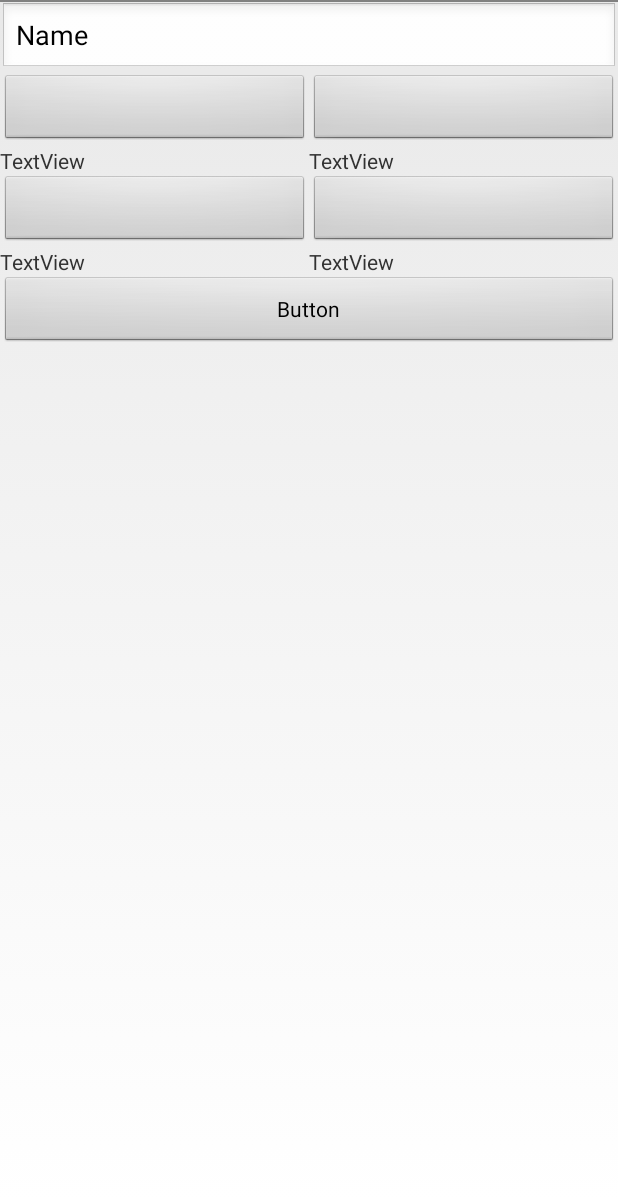
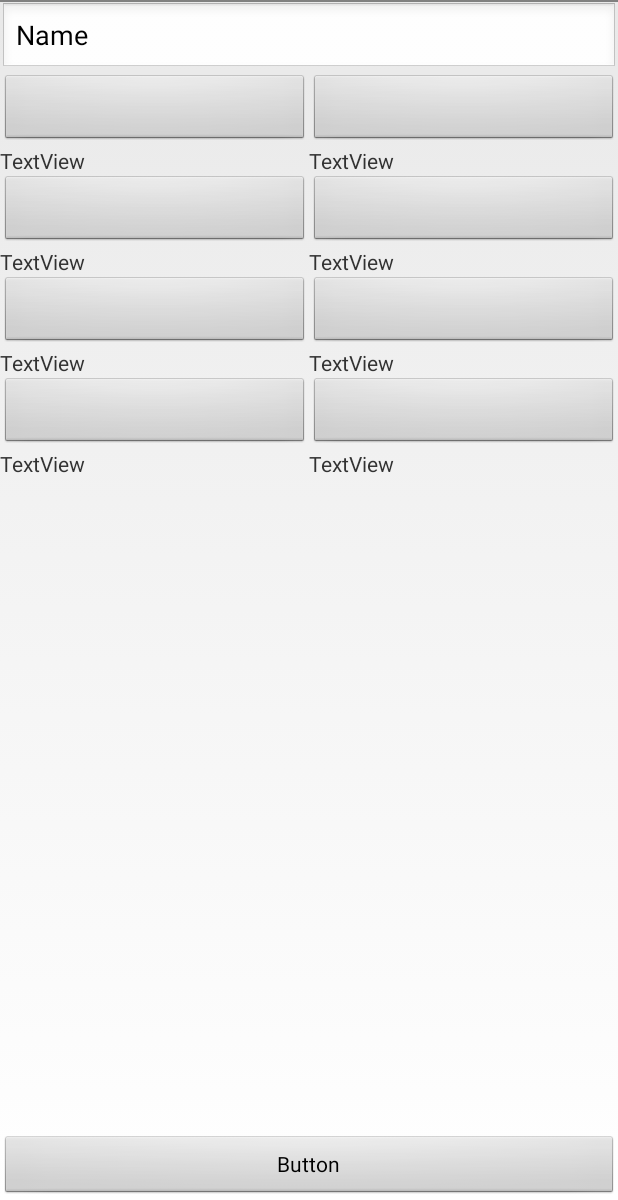
Before and after one commit to Beed-git/Compx374, an Android app: the layout activity_gallery.xml on its own in the app's theme, with its tools: preview values and no code run, on a phone screen of 412 x 824 dp, the part 36-1236 px from its top. Run offline under Robolectric (Android 15) with nearby library versions, the phone set to English and light mode, and no system bars.

Commit message:
Gallery button connected to Gallery Page. Scroll functionality implemented. Design still needs some work.

```diff
--- a/ar_wall_app/app/src/main/AndroidManifest.xml
+++ b/ar_wall_app/app/src/main/AndroidManifest.xml
@@ -30,6 +30,12 @@
             android:screenOrientation="locked"
             android:theme="@style/Theme.AppCompat.NoActionBar"/>
         <activity
+            android:name=".GalleryActivity"
+            android:exported="false"
+            android:configChanges="orientation|screenSize"
+            android:screenOrientation="locked"
+            android:theme="@style/Theme.AppCompat.NoActionBar"/>
+        <activity
             android:name=".HelloArActivity"
             android:exported="true"
             android:configChanges="orientation|screenSize"
--- /dev/null
+++ b/ar_wall_app/app/src/main/java/com/google/ar/core/examples/java/helloar/GalleryActivity.java
@@ -0,0 +1,26 @@
+package com.google.ar.core.examples.java.helloar;
+
+import android.app.Activity;
+import android.graphics.Color;
+import android.os.Bundle;
+import android.view.View;
+
+import android.widget.Button;
+import android.widget.EditText;
+import android.widget.TextView;
+import android.widget.Toast;
+
+import androidx.appcompat.app.AppCompatActivity;
+import android.content.Intent;
+
+
+
+public class GalleryActivity extends AppCompatActivity{
+
+    @Override
+    protected void onCreate(Bundle savedInstanceState) {
+        super.onCreate(savedInstanceState);
+        System.out.println(("Hi Brad"));
+        setContentView(R.layout.activity_gallery);
+    }
+}
--- a/ar_wall_app/app/src/main/java/com/google/ar/core/examples/java/helloar/HomeActivity.java
+++ b/ar_wall_app/app/src/main/java/com/google/ar/core/examples/java/helloar/HomeActivity.java
@@ -56,17 +56,17 @@ public class HomeActivity extends AppCompatActivity {
     }
 
     public void searchButton(View v) {
-        Intent intent = new Intent(this, HelloArActivity.class);
+        Intent intent = new Intent(this, GalleryActivity.class);
         startActivity(intent);
     }
 
     public void galleryButton(View v) {
-        Intent intent = new Intent(this, HelloArActivity.class);
+        Intent intent = new Intent(this, GalleryActivity.class);
         startActivity(intent);
     }
 
     public void settingsButton(View v) {
-        Intent intent = new Intent(this, HelloArActivity.class);
+        Intent intent = new Intent(this, GalleryActivity.class);
         startActivity(intent);
     }
 }
--- a/ar_wall_app/app/src/main/res/layout/activity_gallery.xml
+++ b/ar_wall_app/app/src/main/res/layout/activity_gallery.xml
@@ -1,32 +1,33 @@
 <?xml version="1.0" encoding="utf-8"?>
-<androidx.constraintlayout.widget.ConstraintLayout xmlns:android="http://schemas.android.com/apk/res/android"
+<LinearLayout xmlns:android="http://schemas.android.com/apk/res/android"
     xmlns:app="http://schemas.android.com/apk/res-auto"
     android:layout_width="match_parent"
-    android:layout_height="match_parent">
+    android:layout_height="match_parent"
+    android:orientation="vertical">
 
+    <EditText
+        android:id="@+id/editTextTextPersonName"
+        android:layout_width="match_parent"
+        android:layout_height="wrap_content"
+        android:layout_weight="0"
+        android:ems="1"
+        android:inputType="textPersonName"
+        android:text="Name" />
 
     <ScrollView
         android:layout_width="match_parent"
-        android:layout_height="match_parent">
+        android:layout_height="match_parent"
+        android:layout_weight="20">
 
         <LinearLayout
             android:layout_width="match_parent"
             android:layout_height="wrap_content"
             android:orientation="vertical">
 
-            <EditText
-                android:id="@+id/editTextTextPersonName"
-                android:layout_width="match_parent"
-                android:layout_height="wrap_content"
-                android:layout_weight="1"
-                android:ems="1"
-                android:inputType="textPersonName"
-                android:text="Name" />
-
             <LinearLayout
                 android:layout_width="match_parent"
                 android:layout_height="match_parent"
-                android:layout_weight="50"
+                android:layout_weight="1"
                 android:orientation="horizontal">
 
                 <LinearLayout
@@ -71,7 +72,7 @@
             <LinearLayout
                 android:layout_width="match_parent"
                 android:layout_height="match_parent"
-                android:layout_weight="50"
+                android:layout_weight="1"
                 android:orientation="horizontal">
 
                 <LinearLayout
@@ -87,7 +88,7 @@
                         app:srcCompat="@drawable/tuakiri_launch" />
 
                     <TextView
-                        android:id="@+id/textVie3"
+                        android:id="@+id/textView3"
                         android:layout_width="match_parent"
                         android:layout_height="wrap_content"
                         android:text="TextView" />
@@ -113,13 +114,102 @@
                 </LinearLayout>
             </LinearLayout>
 
-            <Button
-                android:id="@+id/button"
+            <LinearLayout
                 android:layout_width="match_parent"
-                android:layout_height="wrap_content"
+                android:layout_height="match_parent"
                 android:layout_weight="1"
-                android:text="Button" />
+                android:orientation="horizontal">
+
+                <LinearLayout
+                    android:layout_width="match_parent"
+                    android:layout_height="match_parent"
+                    android:layout_weight="1"
+                    android:orientation="vertical">
+
+                    <ImageButton
+                        android:id="@+id/imageButton5"
+                        android:layout_width="match_parent"
+                        android:layout_height="wrap_content"
+                        app:srcCompat="@drawable/tuakiri_launch" />
+
+                    <TextView
+                        android:id="@+id/textView5"
+                        android:layout_width="match_parent"
+                        android:layout_height="wrap_content"
+                        android:text="TextView" />
+                </LinearLayout>
+
+                <LinearLayout
+                    android:layout_width="match_parent"
+                    android:layout_height="match_parent"
+                    android:layout_weight="1"
+                    android:orientation="vertical">
+
+                    <ImageButton
+                        android:id="@+id/imageButton6"
+                        android:layout_width="match_parent"
+                        android:layout_height="wrap_content"
+                        app:srcCompat="@drawable/tuakiri_launch" />
+
+                    <TextView
+                        android:id="@+id/textView6"
+                        android:layout_width="match_parent"
+                        android:layout_height="wrap_content"
+                        android:text="TextView" />
+                </LinearLayout>
+            </LinearLayout>
+
+            <LinearLayout
+                android:layout_width="match_parent"
+                android:layout_height="match_parent"
+                android:layout_weight="1"
+                android:orientation="horizontal">
+
+                <LinearLayout
+                    android:layout_width="match_parent"
+                    android:layout_height="match_parent"
+                    android:layout_weight="1"
+                    android:orientation="vertical">
+
+                    <ImageButton
+                        android:id="@+id/imageButton7"
+                        android:layout_width="match_parent"
+                        android:layout_height="wrap_content"
+                        app:srcCompat="@drawable/tuakiri_launch" />
+
+                    <TextView
+                        android:id="@+id/textView7"
+                        android:layout_width="match_parent"
+                        android:layout_height="wrap_content"
+                        android:text="TextView" />
+                </LinearLayout>
+
+                <LinearLayout
+                    android:layout_width="match_parent"
+                    android:layout_height="match_parent"
+                    android:layout_weight="1"
+                    android:orientation="vertical">
+
+                    <ImageButton
+                        android:id="@+id/imageButton8"
+                        android:layout_width="match_parent"
+                        android:layout_height="wrap_content"
+                        app:srcCompat="@drawable/tuakiri_launch" />
+
+                    <TextView
+                        android:id="@+id/textView8"
+                        android:layout_width="match_parent"
+                        android:layout_height="wrap_content"
+                        android:text="TextView" />
+                </LinearLayout>
+            </LinearLayout>
         </LinearLayout>
     </ScrollView>
+    <Button
+        android:id="@+id/button"
+        android:layout_width="match_parent"
+        android:layout_height="wrap_content"
+        android:layout_weight="1"
+        android:text="Button" />
 
-</androidx.constraintlayout.widget.ConstraintLayout>
+</LinearLayout>
```
